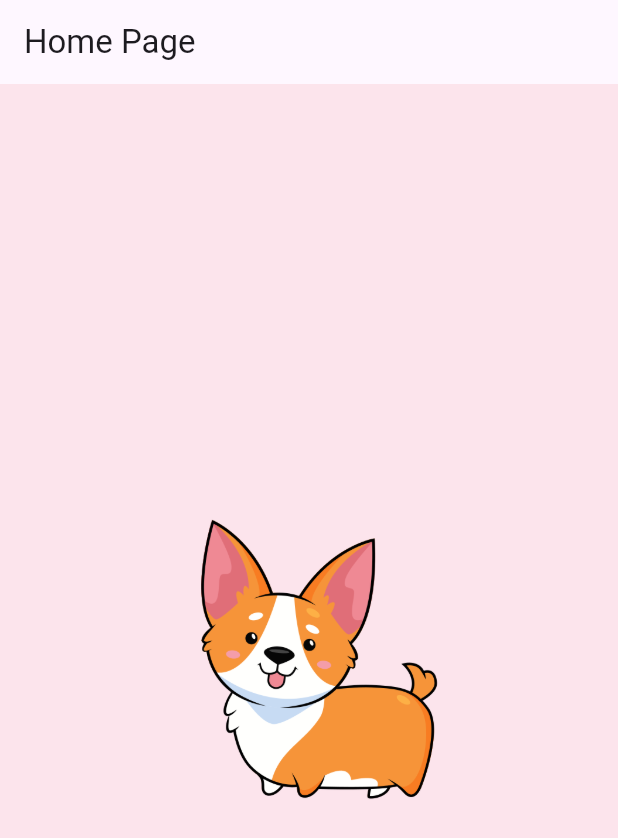
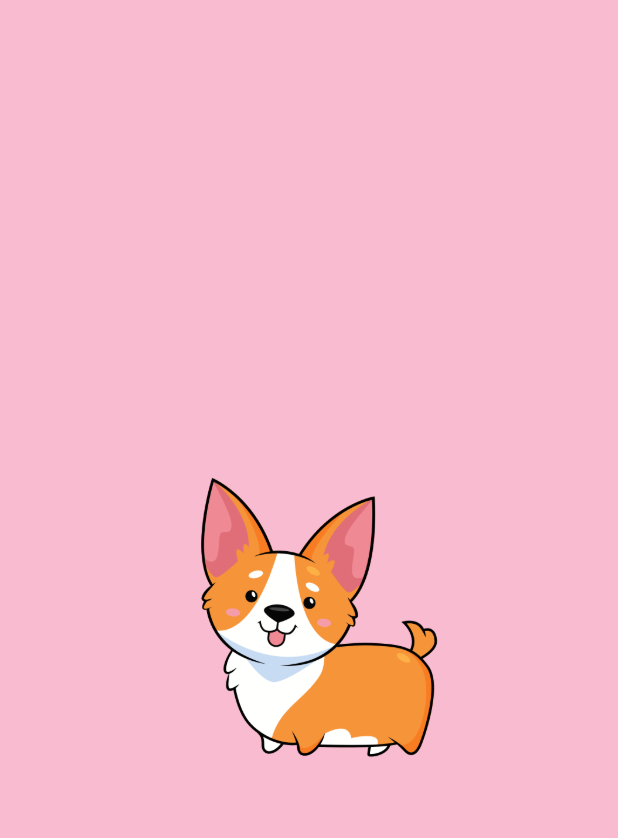
Before and after one commit to Darkpool645/practica_flutter, a Flutter app: the first screen one second after launch, on a phone screen of 412 x 824 dp. Shown: the top 838 px of the screen. Run offline on Flutter 3.47's test engine with Material 3 defaults, Android fonts, the phone set to English and light mode, and no system bars.

Commit message:
routing and new Widget

```diff
--- a/lib/main.dart
+++ b/lib/main.dart
@@ -1,4 +1,5 @@
 import 'package:flutter/material.dart';
+import 'package:practica_b/widgets/home.dart';
 import 'package:practica_b/widgets/splash_screen.dart';
 
 void main() {
@@ -12,11 +13,11 @@ class MainApp extends StatelessWidget {
   Widget build(BuildContext context) {
     return MaterialApp(
       debugShowCheckedModeBanner: false,
-      home: Scaffold(
-        appBar: AppBar(title: const Text("Home Page")),
-        backgroundColor: Colors.pink[50],
-        body: const SplashScreen(),
-      ),
+      initialRoute: '/',
+      routes: {
+        '/': (context) => const SplashScreen(),
+        '/home': (context) => const Home(),
+      },
     );
   }
 }
--- a/lib/widgets/splash_screen.dart
+++ b/lib/widgets/splash_screen.dart
@@ -1,16 +1,31 @@
 import 'package:flutter/material.dart';
-import 'package:practica_b/widgets/home.dart';
 
-class SplashScreen extends StatelessWidget {
-  const SplashScreen({Key? key}) : super(key: key);
+class SplashScreen extends StatefulWidget {
+  const SplashScreen({super.key});
+
+  @override
+  State<SplashScreen> createState() => _SplashScreenState();
+}
+
+class _SplashScreenState extends State<SplashScreen> {
+  @override
+  void initState() {
+    super.initState();
+    Future.delayed(const Duration(seconds: 4), () {
+      Navigator.pushReplacementNamed(context, '/home');
+    });
+  }
 
   @override
   Widget build(BuildContext context) {
-    return Center(
-      child: Image.asset(
-        'assets/logo.png',
-        width: 200,
-        height: 200,
+    return Scaffold(
+      backgroundColor: Colors.pink[100],
+      body: Center(
+        child: Image.asset(
+          'assets/logo.png',
+          width: 200,
+          height: 200,
+        ),
       ),
     );
   }
```
Also changed, not shown: lib/widgets/content_column.dart (added, +16 -0 lines), lib/widgets/home.dart (+18 -21 lines).
